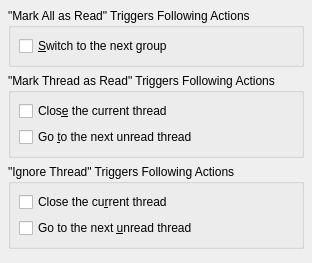
Old version of the form knode/readnewsnavigationwidget_base.ui in the repository chusopr/kdepim-ktimetracker-akonadi.
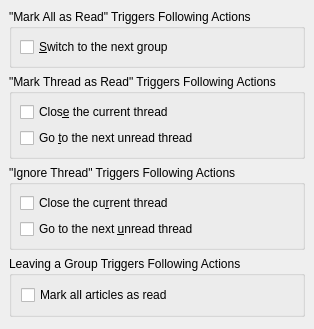
New version of the form. Custom widgets are drawn as their Qt base class.

Commit message: Add option to mark all articles as read when leaving a group.

The edit to the form file:
```diff
--- a/knode/readnewsnavigationwidget_base.ui
+++ b/knode/readnewsnavigationwidget_base.ui
@@ -8,13 +8,13 @@
    <rect>
     <x>0</x>
     <y>0</y>
-    <width>306</width>
-    <height>263</height>
+    <width>308</width>
+    <height>329</height>
    </rect>
   </property>
   <layout class="QVBoxLayout" >
    <property name="margin" >
-    <number>8</number>
+    <number>9</number>
    </property>
    <property name="spacing" >
     <number>6</number>
@@ -99,6 +99,28 @@
      </layout>
     </widget>
    </item>
+   <item>
+    <widget class="QGroupBox" name="leaveGroupBox" >
+     <property name="title" >
+      <string>Leaving a Group Triggers Following Actions</string>
+     </property>
+     <layout class="QVBoxLayout" >
+      <property name="margin" >
+       <number>9</number>
+      </property>
+      <property name="spacing" >
+       <number>6</number>
+      </property>
+      <item>
+       <widget class="QCheckBox" name="kcfg_leaveGroupMarkAsRead" >
+        <property name="text" >
+         <string>Mark all articles as read</string>
+        </property>
+       </widget>
+      </item>
+     </layout>
+    </widget>
+   </item>
    <item>
     <spacer>
      <property name="orientation" >
@@ -106,7 +128,7 @@
      </property>
      <property name="sizeHint" >
       <size>
-       <width>20</width>
+       <width>290</width>
        <height>16</height>
       </size>
      </property>
@@ -119,7 +141,7 @@
  <customwidgets>
   <customwidget>
    <class>KCModule</class>
-   <extends></extends>
+   <extends>QWidget</extends>
    <header>kcmodule.h</header>
    <container>1</container>
    <pixmap></pixmap>
```
Left out of the diff: 14 changed lines with no effect on the pictures. The commit also changes 2 other files.
